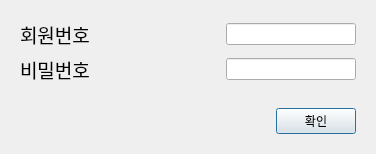
Above: ui/login.ui from cuzai/KTX_tkting before the change. Below: the same form after it.
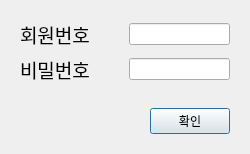
That is the form after the change.

The edit to the form file:
```diff
--- a/ui/login.ui
+++ b/ui/login.ui
@@ -6,8 +6,8 @@
    <rect>
     <x>0</x>
     <y>0</y>
-    <width>376</width>
-    <height>113</height>
+    <width>250</width>
+    <height>101</height>
    </rect>
   </property>
   <property name="windowTitle">
```
